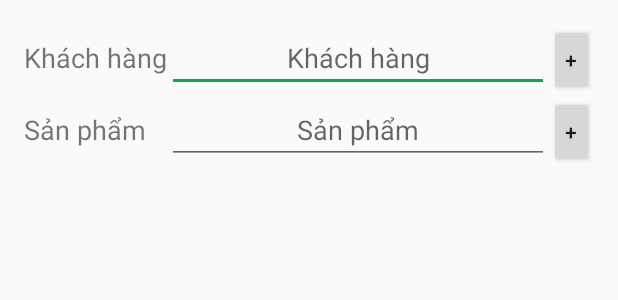
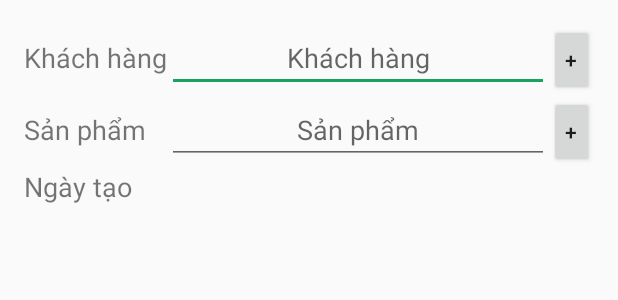
Before and after one commit to khoiln218/Coffee-Khoi-Nguyen, an Android app: the layout dialog_them_don_hang.xml on its own in the app's theme, with its tools: preview values and no code run, on a phone screen of 412 x 824 dp. Shown: the top 300 px of the screen. Run offline under Robolectric (Android 15) with nearby library versions, the phone set to English and light mode, and no system bars.

Commit message:
-them ngay tao

```diff
--- a/CapheKN/app/src/main/java/com/khoinguyen/caphekhoinguyen/fragment/BaoCaoFragment.java
+++ b/CapheKN/app/src/main/java/com/khoinguyen/caphekhoinguyen/fragment/BaoCaoFragment.java
@@ -126,7 +126,7 @@ public class BaoCaoFragment extends Fragment {
         }
 
         PieChartData pieChartData = new PieChartData(pieData);
-        pieChartData.setHasLabels(true).setValueLabelTextSize(10);
+        pieChartData.setHasLabels(true).setValueLabelTextSize(8);
         pieChartData.setHasCenterCircle(true).setCenterText1("Tỉ trọng các mặt hàng").setCenterText1FontSize(10).setCenterText1Color(ContextCompat.getColor(getActivity(), R.color.colorPrimary));
         chart.setPieChartData(pieChartData);
     }
--- a/CapheKN/app/src/main/res/layout/dialog_them_don_hang.xml
+++ b/CapheKN/app/src/main/res/layout/dialog_them_don_hang.xml
@@ -33,8 +33,8 @@
         <Button
             android:id="@+id/btnThemKhachHang"
             android:layout_width="30dp"
+            android:layout_height="wrap_content"
             android:padding="0dp"
-            android:layout_height="wrap_content"
             android:text="+" />
     </TableRow>
 
@@ -62,9 +62,42 @@
         <Button
             android:id="@+id/btnThemSanPham"
             android:layout_width="30dp"
+            android:layout_height="wrap_content"
             android:padding="0dp"
-            android:layout_height="wrap_content"
             android:text="+" />
     </TableRow>
 
+    <TableRow
+        android:layout_width="match_parent"
+        android:layout_height="wrap_content">
+
+        <TextView
+            android:layout_width="wrap_content"
+            android:layout_height="wrap_content"
+            android:text="Ngày tạo"
+            android:textSize="18sp" />
+
+        <LinearLayout
+            android:layout_width="match_parent"
+            android:layout_height="wrap_content"
+            android:orientation="horizontal">
+
+            <TextView
+                android:id="@+id/tvThoiGian"
+                android:layout_width="0dp"
+                android:layout_height="wrap_content"
+                android:layout_weight=".5"
+                android:gravity="center"
+                android:padding="5dp" />
+
+            <TextView
+                android:id="@+id/tvNgay"
+                android:layout_width="0dp"
+                android:layout_height="wrap_content"
+                android:layout_weight="1"
+                android:gravity="center"
+                android:padding="5dp" />
+        </LinearLayout>
+    </TableRow>
+
 </TableLayout>
```
Also changed, not shown: CapheKN/app/src/main/java/com/khoinguyen/caphekhoinguyen/fragment/BanHangFragment.java (+51 -1 lines).
